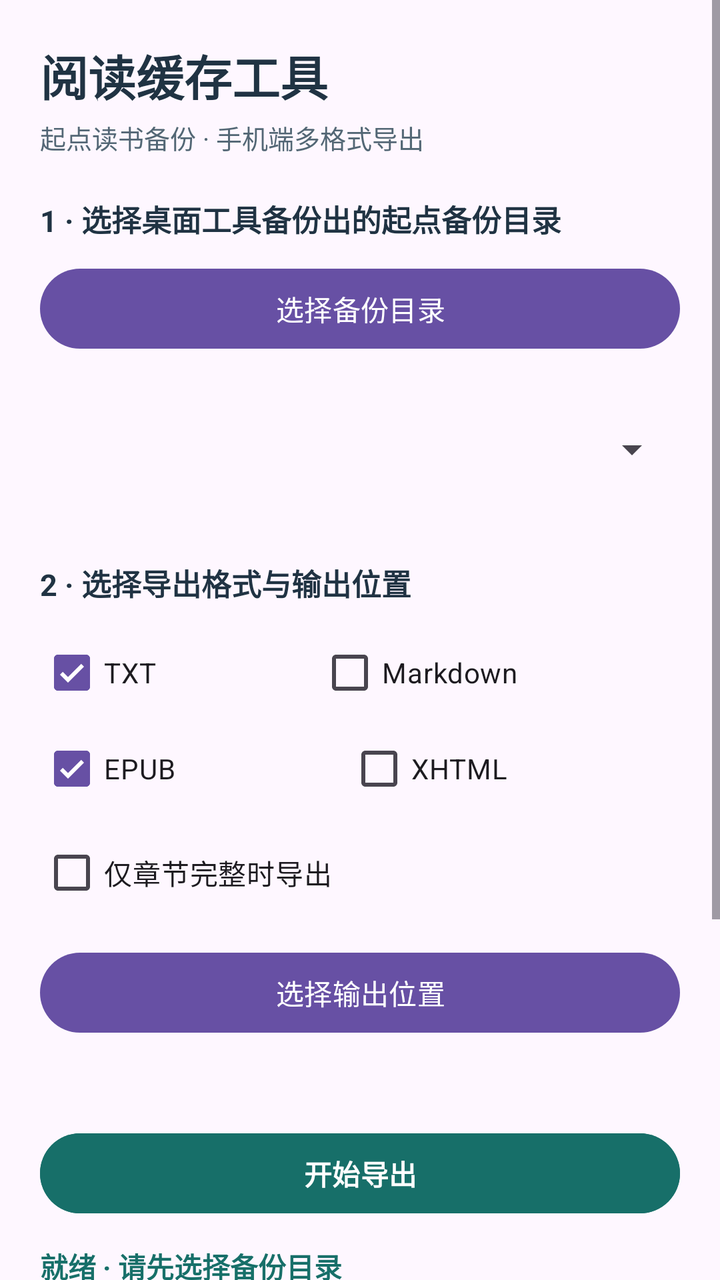
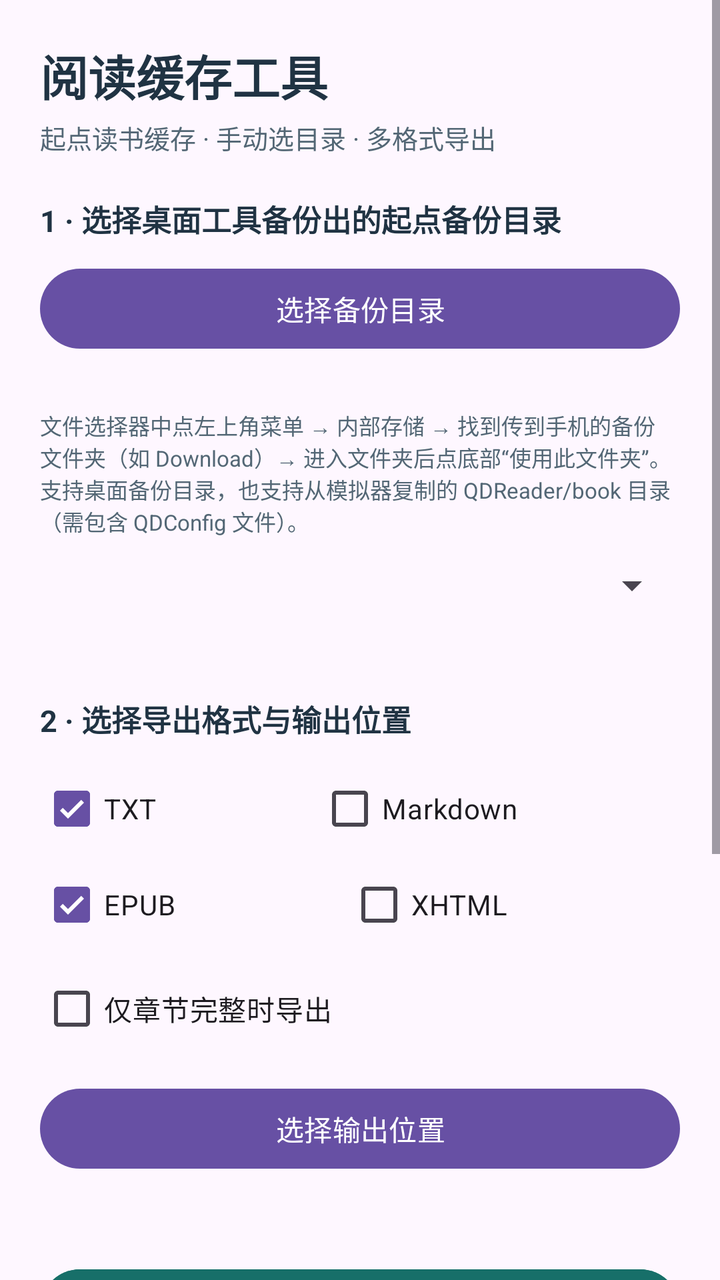

Compare the two renders of this Android layout. The source of the first and the diff that turns it into the second are given below.
<!-- AndroidManifest.xml: application theme Theme.ReaderCache -->
<!-- res/layout/activity_main.xml -->
<?xml version="1.0" encoding="utf-8"?>
<ScrollView xmlns:android="http://schemas.android.com/apk/res/android"
    android:layout_width="match_parent"
    android:layout_height="match_parent"
    android:fillViewport="true">

    <LinearLayout
        android:layout_width="match_parent"
        android:layout_height="wrap_content"
        android:orientation="vertical"
        android:padding="20dp">

        <TextView
            android:layout_width="wrap_content"
            android:layout_height="wrap_content"
            android:text="@string/app_name"
            android:textColor="#203343"
            android:textSize="24sp"
            android:textStyle="bold" />

        <TextView
            android:layout_width="wrap_content"
            android:layout_height="wrap_content"
            android:layout_marginTop="4dp"
            android:text="@string/subtitle"
            android:textColor="#536775"
            android:textSize="13sp" />

        <TextView
            android:layout_width="wrap_content"
            android:layout_height="wrap_content"
            android:layout_marginTop="20dp"
            android:text="1 · 选择桌面工具备份出的起点备份目录"
            android:textColor="#203343"
            android:textSize="15sp"
            android:textStyle="bold" />

        <com.google.android.material.button.MaterialButton
            android:id="@+id/btn_select_source"
            android:layout_width="match_parent"
            android:layout_height="wrap_content"
            android:layout_marginTop="10dp"
            android:text="选择备份目录" />

        <TextView
            android:id="@+id/tv_source"
            android:layout_width="match_parent"
            android:layout_height="wrap_content"
            android:layout_marginTop="6dp"
            android:textColor="#536775"
            android:textIsSelectable="true"
            android:textSize="12sp" />

        <Spinner
            android:id="@+id/spinner_book"
            android:layout_width="match_parent"
            android:layout_height="wrap_content"
            android:layout_marginTop="12dp" />

        <TextView
            android:id="@+id/tv_book_info"
            android:layout_width="match_parent"
            android:layout_height="wrap_content"
            android:layout_marginTop="6dp"
            android:textColor="#203343"
            android:textIsSelectable="true"
            android:textSize="13sp" />

        <TextView
            android:layout_width="wrap_content"
            android:layout_height="wrap_content"
            android:layout_marginTop="20dp"
            android:text="2 · 选择导出格式与输出位置"
            android:textColor="#203343"
            android:textSize="15sp"
            android:textStyle="bold" />

        <LinearLayout
            android:layout_width="match_parent"
            android:layout_height="wrap_content"
            android:layout_marginTop="10dp"
            android:orientation="horizontal">

            <CheckBox
                android:id="@+id/cb_txt"
                android:layout_width="wrap_content"
                android:layout_height="wrap_content"
                android:layout_weight="1"
                android:checked="true"
                android:text="TXT" />

            <CheckBox
                android:id="@+id/cb_md"
                android:layout_width="wrap_content"
                android:layout_height="wrap_content"
                android:layout_weight="1"
                android:text="Markdown" />
        </LinearLayout>

        <LinearLayout
            android:layout_width="match_parent"
            android:layout_height="wrap_content"
            android:orientation="horizontal">

            <CheckBox
                android:id="@+id/cb_epub"
                android:layout_width="wrap_content"
                android:layout_height="wrap_content"
                android:layout_weight="1"
                android:checked="true"
                android:text="EPUB" />

            <CheckBox
                android:id="@+id/cb_xhtml"
                android:layout_width="wrap_content"
                android:layout_height="wrap_content"
                android:layout_weight="1"
                android:text="XHTML" />
        </LinearLayout>

        <CheckBox
            android:id="@+id/cb_complete"
            android:layout_width="wrap_content"
            android:layout_height="wrap_content"
            android:layout_marginTop="4dp"
            android:text="仅章节完整时导出" />

        <com.google.android.material.button.MaterialButton
            android:id="@+id/btn_select_output"
            android:layout_width="match_parent"
            android:layout_height="wrap_content"
            android:layout_marginTop="12dp"
            android:text="选择输出位置" />

        <TextView
            android:id="@+id/tv_output"
            android:layout_width="match_parent"
            android:layout_height="wrap_content"
            android:layout_marginTop="6dp"
            android:textColor="#536775"
            android:textIsSelectable="true"
            android:textSize="12sp" />

        <com.google.android.material.button.MaterialButton
            android:id="@+id/btn_export"
            android:layout_width="match_parent"
            android:layout_height="wrap_content"
            android:layout_marginTop="20dp"
            android:backgroundTint="#176F69"
            android:text="开始导出"
            android:textStyle="bold" />

        <TextView
            android:id="@+id/tv_status"
            android:layout_width="match_parent"
            android:layout_height="wrap_content"
            android:layout_marginTop="12dp"
            android:text="就绪 · 请先选择备份目录"
            android:textColor="#176F69"
            android:textSize="14sp"
            android:textStyle="bold" />

        <TextView
            android:id="@+id/tv_log"
            android:layout_width="match_parent"
            android:layout_height="220dp"
            android:layout_marginTop="8dp"
            android:background="#FFFFFF"
            android:gravity="top"
            android:padding="12dp"
            android:scrollbars="vertical"
            android:textColor="#203343"
            android:textIsSelectable="true"
            android:textSize="12sp" />
    </LinearLayout>
</ScrollView>
<!-- resources referenced by this layout -->
<resources>
  <string name="app_name">阅读缓存工具</string>
  <string name="subtitle">起点读书备份 · 手机端多格式导出</string>
  <style name="Theme.ReaderCache" parent="Theme.Material3.DayNight.NoActionBar" />
</resources>

<!-- the commit's change to res/layout/activity_main.xml (unified diff, before → after) -->
@@ -19,6 +19,7 @@
             android:textStyle="bold" />
 
         <TextView
+            android:id="@+id/tv_subtitle"
             android:layout_width="wrap_content"
             android:layout_height="wrap_content"
             android:layout_marginTop="4dp"
@@ -50,6 +51,14 @@
             android:textColor="#536775"
             android:textIsSelectable="true"
             android:textSize="12sp" />
+
+        <TextView
+            android:layout_width="match_parent"
+            android:layout_height="wrap_content"
+            android:layout_marginTop="4dp"
+            android:text="文件选择器中点左上角菜单 → 内部存储 → 找到传到手机的备份文件夹（如 Download）→ 进入文件夹后点底部“使用此文件夹”。支持桌面备份目录，也支持从模拟器复制的 QDReader/book 目录（需包含 QDConfig 文件）。"
+            android:textColor="#536775"
+            android:textSize="11sp" />
 
         <Spinner
             android:id="@+id/spinner_book"
<!-- resource entries referenced after the edit -->
@@ -1,7 +1,7 @@
 <!-- resources referenced by this layout -->
 <resources>
   <string name="app_name">阅读缓存工具</string>
-  <string name="subtitle">起点读书备份 · 手机端多格式导出</string>
+  <string name="subtitle">起点读书缓存 · 手动选目录 · 多格式导出</string>
   <style name="Theme.ReaderCache" parent="Theme.Material3.DayNight.NoActionBar" />
 </resources>
 
